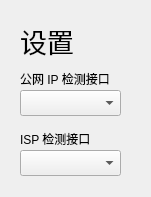
First picture: the form in settings.ui, repository akass-org/Army_Knife, before the edit.
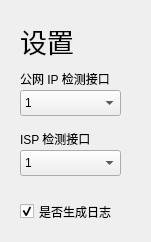
Second picture: the form after the edit.

Commit message: UI 微调，部分小错误修改，正在研究使用 Qt6.5 静态连接

Patch:
```diff
--- a/settings.ui
+++ b/settings.ui
@@ -7,7 +7,7 @@
     <x>0</x>
     <y>0</y>
     <width>151</width>
-    <height>197</height>
+    <height>242</height>
    </rect>
   </property>
   <property name="windowTitle">
@@ -35,6 +35,16 @@
      <height>26</height>
     </rect>
    </property>
+   <item>
+    <property name="text">
+     <string>1</string>
+    </property>
+   </item>
+   <item>
+    <property name="text">
+     <string>2</string>
+    </property>
+   </item>
   </widget>
   <widget class="QLabel" name="label_2">
    <property name="geometry">
@@ -58,6 +68,16 @@
      <height>26</height>
     </rect>
    </property>
+   <item>
+    <property name="text">
+     <string>1</string>
+    </property>
+   </item>
+   <item>
+    <property name="text">
+     <string>2</string>
+    </property>
+   </item>
   </widget>
   <widget class="QLabel" name="softname">
    <property name="geometry">
@@ -78,6 +98,25 @@
     <string>设置</string>
    </property>
   </widget>
+  <widget class="QCheckBox" name="checkBox">
+   <property name="geometry">
+    <rect>
+     <x>20</x>
+     <y>200</y>
+     <width>101</width>
+     <height>23</height>
+    </rect>
+   </property>
+   <property name="acceptDrops">
+    <bool>false</bool>
+   </property>
+   <property name="text">
+    <string>是否生成日志</string>
+   </property>
+   <property name="checked">
+    <bool>true</bool>
+   </property>
+  </widget>
  </widget>
  <resources/>
  <connections/>
```
The commit also changes 7 other files.
